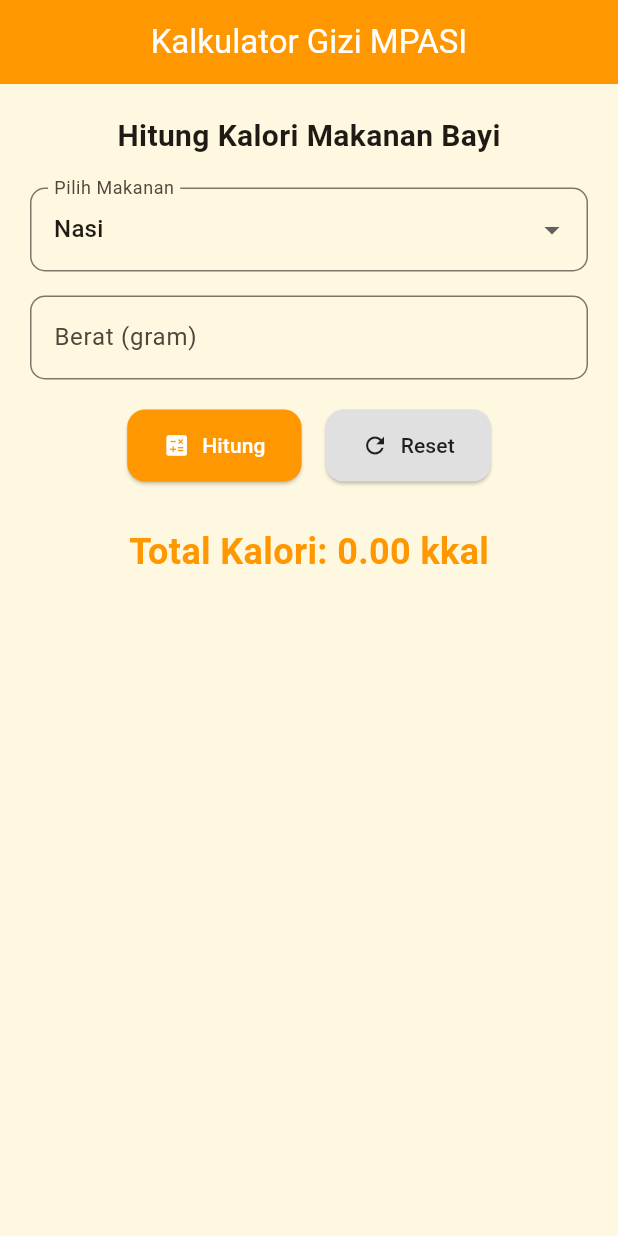
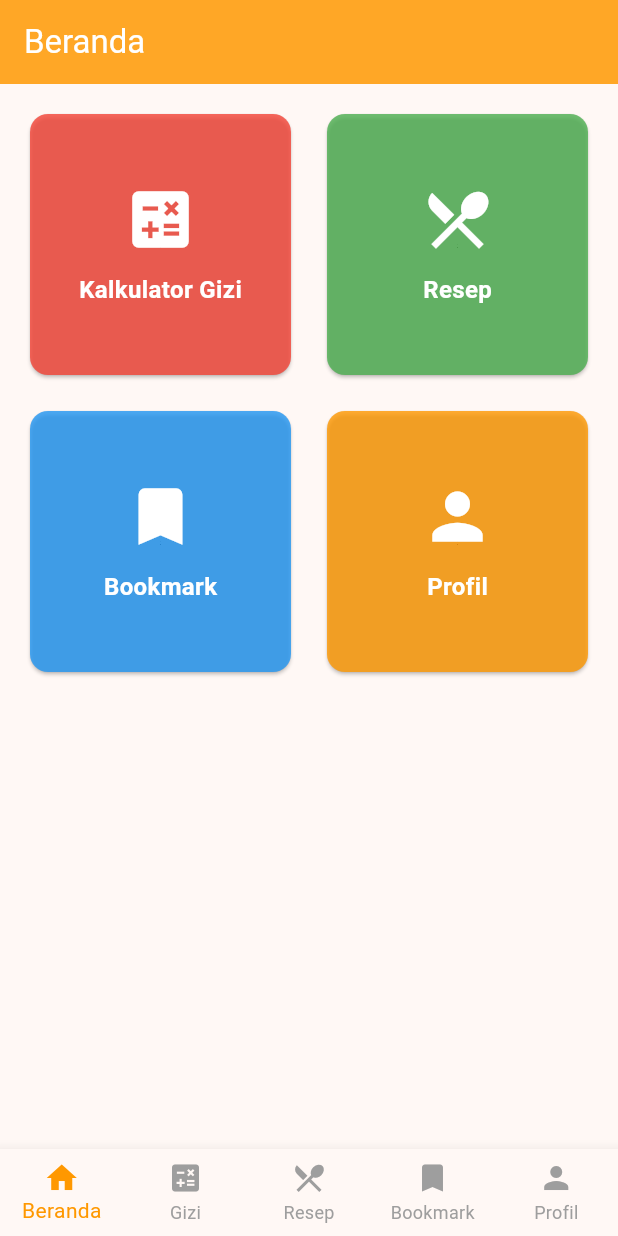
Before and after one commit to erfiaaans/MPASI-APP, a Flutter app: the screen it shows after launch, on a phone screen of 412 x 824 dp. Run offline on Flutter 3.47's test engine with Material 3 defaults, Android fonts, the light colour scheme and no system bars.

Commit message:
Add recipe menu and menu bookmark

```diff
--- a/lib/main.dart
+++ b/lib/main.dart
@@ -1,22 +1,255 @@
 import 'package:flutter/material.dart';
 
 void main() {
-  runApp(const KalkulatorGiziApp());
+  runApp(const MPASIApp());
 }
 
-class KalkulatorGiziApp extends StatelessWidget {
-  const KalkulatorGiziApp({super.key});
+class MPASIApp extends StatelessWidget {
+  const MPASIApp({super.key});
 
   @override
   Widget build(BuildContext context) {
     return MaterialApp(
-      debugShowCheckedModeBanner: false,
-      title: 'Kalkulator Gizi MPASI',
+      title: 'Aplikasi MPASI',
       theme: ThemeData(
         colorScheme: ColorScheme.fromSeed(seedColor: Colors.orange),
         useMaterial3: true,
       ),
-      home: const GiziPage(),
+      home: const MainPage(),
+      debugShowCheckedModeBanner: false,
+    );
+  }
+}
+
+class MainPage extends StatefulWidget {
+  const MainPage({super.key});
+
+  @override
+  State<MainPage> createState() => _MainPageState();
+}
+
+class _MainPageState extends State<MainPage> {
+  int _selectedIndex = 0;
+
+  final List<Widget> _pages = const [
+    HomePage(),
+    GiziPage(),
+    RecipesPage(),
+    BookmarkPage(),
+    ProfilePage(),
+  ];
+
+  void _onItemTapped(int index) {
+    setState(() {
+      _selectedIndex = index;
+    });
+  }
+
+  @override
+  Widget build(BuildContext context) {
+    return Scaffold(
+      appBar: AppBar(
+        title: Text(
+          [
+            "Beranda",
+            "Kalkulator Gizi",
+            "Resep",
+            "Bookmark",
+            "Profil",
+          ][_selectedIndex],
+        ),
+        backgroundColor: Colors.orange.shade400,
+        foregroundColor: Colors.white,
+      ),
+      body: _pages[_selectedIndex],
+      bottomNavigationBar: BottomNavigationBar(
+        currentIndex: _selectedIndex,
+        onTap: _onItemTapped,
+        selectedItemColor: Colors.orange,
+        unselectedItemColor: Colors.grey,
+        type: BottomNavigationBarType.fixed,
+        items: const [
+          BottomNavigationBarItem(icon: Icon(Icons.home), label: 'Beranda'),
+
+          BottomNavigationBarItem(icon: Icon(Icons.calculate), label: 'Gizi'),
+          BottomNavigationBarItem(
+            icon: Icon(Icons.restaurant_menu),
+            label: 'Resep',
+          ),
+          BottomNavigationBarItem(
+            icon: Icon(Icons.bookmark),
+            label: 'Bookmark',
+          ),
+          BottomNavigationBarItem(icon: Icon(Icons.person), label: 'Profil'),
+        ],
+      ),
+    );
+  }
+}
+
+class HomePage extends StatelessWidget {
+  const HomePage({super.key});
+
+  void _pindahHalaman(BuildContext context, int index) {
+    final mainState = context.findAncestorStateOfType<_MainPageState>();
+    if (mainState != null) {
+      mainState._onItemTapped(index);
+    }
+  }
+
+  @override
+  Widget build(BuildContext context) {
+    return Padding(
+      padding: const EdgeInsets.all(16),
+      child: GridView(
+        gridDelegate: const SliverGridDelegateWithFixedCrossAxisCount(
+          crossAxisCount: 2,
+          crossAxisSpacing: 16,
+          mainAxisSpacing: 16,
+        ),
+        children: [
+          _MenuCard(
+            icon: Icons.calculate,
+            title: 'Kalkulator Gizi',
+            color: Colors.red,
+            onTap: () {
+              _pindahHalaman(context, 0); // index Gizi
+            },
+          ),
+          _MenuCard(
+            icon: Icons.restaurant_menu,
+            title: 'Resep',
+            color: Colors.green,
+            onTap: () {
+              _pindahHalaman(context, 1); // index Resep
+            },
+          ),
+          _MenuCard(
+            icon: Icons.bookmark,
+            title: 'Bookmark',
+            color: Colors.blue,
+            onTap: () {
+              _pindahHalaman(context, 2); // index Bookmark
+            },
+          ),
+          _MenuCard(
+            icon: Icons.person,
+            title: 'Profil',
+            color: Colors.orange,
+            onTap: () {
+              _pindahHalaman(context, 4); // index Profil
+            },
+          ),
+        ],
+      ),
+    );
+  }
+}
+
+class _MenuCard extends StatelessWidget {
+  final IconData icon;
+  final String title;
+  final Color color;
+  final VoidCallback onTap;
+
+  const _MenuCard({
+    required this.icon,
+    required this.title,
+    required this.color,
+    required this.onTap,
+    super.key,
+  });
+
+  @override
+  Widget build(BuildContext context) {
+    return Card(
+      color: color.withOpacity(0.8),
+      shape: RoundedRectangleBorder(borderRadius: BorderRadius.circular(12)),
+      child: InkWell(
+        onTap: onTap,
+        borderRadius: BorderRadius.circular(12),
+        child: Center(
+          child: Column(
+            mainAxisSize: MainAxisSize.min,
+            children: [
+              Icon(icon, size: 50, color: Colors.white),
+              const SizedBox(height: 10),
+              Text(
+                title,
+                style: const TextStyle(
+                  color: Colors.white,
+                  fontSize: 16,
+                  fontWeight: FontWeight.bold,
+                ),
+              ),
+            ],
+          ),
+        ),
+      ),
+    );
+  }
+}
+
+class RecipesPage extends StatelessWidget {
+  const RecipesPage({super.key});
+
+  @override
+  Widget build(BuildContext context) {
+    return ListView(
+      padding: const EdgeInsets.all(16),
+      children: const [
+        Text(
+          'Daftar Resep MPASI 🥣',
+          style: TextStyle(fontSize: 20, fontWeight: FontWeight.bold),
+        ),
+        SizedBox(height: 10),
+        ListTile(
+          leading: Icon(Icons.rice_bowl),
+          title: Text("Bubur Nasi Tim Salmon"),
+          subtitle: Text("Usia 8-12 bulan"),
+        ),
+        ListTile(
+          leading: Icon(Icons.food_bank),
+          title: Text("Pure Ubi Ungu"),
+          subtitle: Text("Usia 6-8 bulan"),
+        ),
+      ],
+    );
+  }
+}
+
+class BookmarkPage extends StatelessWidget {
+  const BookmarkPage({super.key});
+
+  @override
+  Widget build(BuildContext context) {
+    return const Center(
+      child: Text(
+        'Belum ada resep disimpan ❤️',
+        style: TextStyle(fontSize: 16),
+      ),
+    );
+  }
+}
+
+class ProfilePage extends StatelessWidget {
+  const ProfilePage({super.key});
+
+  @override
+  Widget build(BuildContext context) {
+    return ListView(
+      padding: const EdgeInsets.all(16),
+      children: const [
+        CircleAvatar(
+          radius: 40,
+          backgroundColor: Colors.orange,
+          child: Icon(Icons.person, size: 50, color: Colors.white),
+        ),
+        SizedBox(height: 16),
+        Text('Nama Ibu: Eva Ningsih', style: TextStyle(fontSize: 18)),
+        Text('Nama Bayi: Dinda', style: TextStyle(fontSize: 18)),
+        Text('Usia Bayi: 8 Bulan', style: TextStyle(fontSize: 18)),
+      ],
     );
   }
 }
@@ -34,7 +267,7 @@
   double _totalKalori = 0;
 
   final Map<String, double> _kaloriPer100Gram = {
-    'Nasi': 130, // kalori per 100 gram
+    'Nasi': 130,
     'Ayam': 165,
     'Telur': 155,
     'Tahu': 76,
@@ -65,24 +298,17 @@
   Widget build(BuildContext context) {
     return Scaffold(
       backgroundColor: const Color(0xFFFFF8E1),
-      appBar: AppBar(
-        backgroundColor: Colors.orange,
-        title: const Text('Kalkulator Gizi MPASI'),
-        centerTitle: true,
-        foregroundColor: Colors.white,
-      ),
       body: Padding(
         padding: const EdgeInsets.all(20),
         child: Column(
           crossAxisAlignment: CrossAxisAlignment.center,
           children: [
+            const SizedBox(height: 20),
             const Text(
               'Hitung Kalori Makanan Bayi',
               style: TextStyle(fontSize: 20, fontWeight: FontWeight.w600),
             ),
             const SizedBox(height: 20),
-
-            // Dropdown Pilih Makanan
             DropdownButtonFormField<String>(
               value: _makanan,
               decoration: InputDecoration(
@@ -101,8 +327,6 @@
               },
             ),
             const SizedBox(height: 16),
-
-            // Input Berat
             TextField(
               controller: _beratController,
               keyboardType: TextInputType.number,
@@ -114,8 +338,6 @@
               ),
             ),
             const SizedBox(height: 20),
-
-            // Tombol Hitung & Reset
             Row(
               mainAxisAlignment: MainAxisAlignment.center,
               children: [
@@ -155,8 +377,6 @@
               ],
             ),
             const SizedBox(height: 30),
-
-            // Hasil Total Kalori
             Text(
               'Total Kalori: ${_totalKalori.toStringAsFixed(2)} kkal',
               style: const TextStyle(
```
Also changed, not shown: docs/images/beranda.png (added), docs/images/bookmark.png (added), docs/images/gizi.png (added), docs/images/home_screen.png (deleted), docs/images/resep.png (added), 1 other file.
